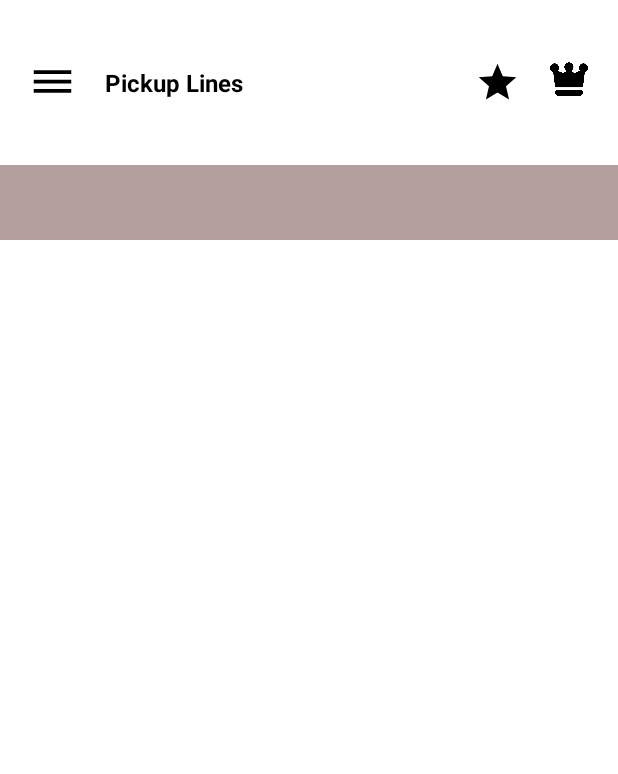
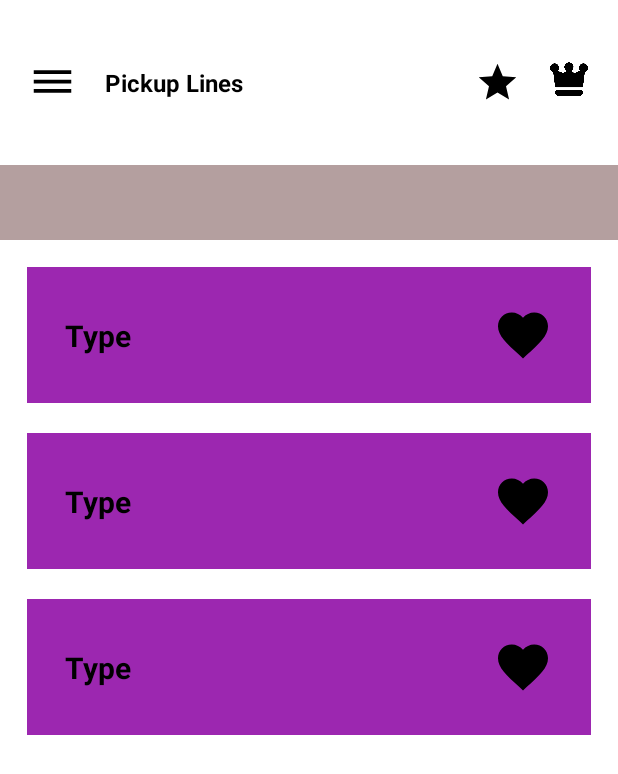
Before and after one commit to GmdDev074/Pickup-Lines, an Android app: the layout activity_main.xml on its own in the app's theme, with its tools: preview values and no code run, on a phone screen of 412 x 824 dp. Shown: the top 774 px of the screen. Run offline under Robolectric (Android 15) with nearby library versions, the phone set to English and light mode, and no system bars.

Commit message:
13/12/2024

```diff
--- a/app/src/main/java/com/example/pickuplines/Activities/MainActivity.kt
+++ b/app/src/main/java/com/example/pickuplines/Activities/MainActivity.kt
@@ -58,6 +58,7 @@ class MainActivity : AppCompatActivity() {
         starImageView.setOnClickListener {
             val intent = Intent(this, LikeActivity::class.java)
             startActivity(intent)
+            finish()
         }
 
         val typeList = listOf(
--- a/app/src/main/res/layout/activity_main.xml
+++ b/app/src/main/res/layout/activity_main.xml
@@ -11,9 +11,10 @@
 
     <com.google.android.material.navigation.NavigationView
         android:id="@+id/nav_view"
-        android:layout_width="310dp"
+        android:layout_width="330dp"
         android:layout_height="match_parent"
         android:layout_gravity="start"
+        app:headerLayout="@layout/drawer_item"
         app:menu="@menu/drawer_menu" />
 
     <androidx.constraintlayout.widget.ConstraintLayout
@@ -116,19 +117,11 @@
             android:layout_height="0dp"
             android:clipToPadding="false"
             android:padding="8dp"
+            tools:listitem="@layout/item_layout"
             app:layout_constraintBottom_toBottomOf="parent"
             app:layout_constraintEnd_toEndOf="parent"
             app:layout_constraintStart_toStartOf="parent"
             app:layout_constraintTop_toBottomOf="@+id/constraintLayout4" />
 
-        <androidx.recyclerview.widget.RecyclerView
-            android:id="@+id/pickupLinesRecyclerView"
-            android:layout_width="0dp"
-            android:layout_height="0dp"
-            android:layout_marginTop="16dp"
-            app:layout_constraintEnd_toEndOf="parent"
-            app:layout_constraintStart_toStartOf="parent"
-            app:layout_constraintTop_toBottomOf="@+id/recyclerView" />
-
     </androidx.constraintlayout.widget.ConstraintLayout>
 </androidx.drawerlayout.widget.DrawerLayout>
```
